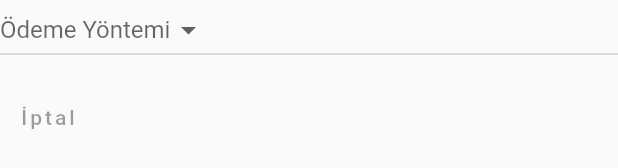
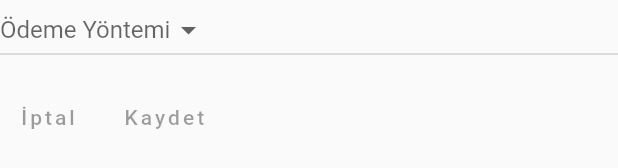
Before and after one commit to gokgorkem/on_muhasebe_ypy, a Flutter app: the YeniOdemeAlislarBody widget shown alone on an empty page, opened directly, on a phone screen of 412 x 824 dp. Shown: the part 300-468 px from the top of the screen. Run offline on Flutter 3.47's test engine with Material 2 defaults, Android fonts, the phone set to English and light mode, and no system bars; our stand-ins replace chopper, dartz, data_connection_checker, equatable, fl_chart, flutter_datetime_picker and 2 more; missing offline and left inert: shared_preferences_web.

Commit message:
Case 34 Update yeni odeme alislar body add kaydet button
Case 34 Updated yeni odeme alislar body add kaydet button

```diff
--- a/lib/features/yeni_odeme_alislar/presentation/widgets/yeni_odeme_alislar_body.dart
+++ b/lib/features/yeni_odeme_alislar/presentation/widgets/yeni_odeme_alislar_body.dart
@@ -188,6 +188,9 @@ class _YeniOdemeAlislarBodyState extends State<YeniOdemeAlislarBody> {
             ),Row(children: [
               TextButton(
                   onPressed: _onPressedIptal(), child: Text("İptal")),
+              SizedBox(width: 10),
+              TextButton(
+                  onPressed: _onPressedKaydet(), child: Text("Kaydet")),
 
             ],)
           ],
@@ -197,4 +200,6 @@ class _YeniOdemeAlislarBodyState extends State<YeniOdemeAlislarBody> {
   }
 
   _onPressedIptal() {}
+
+  _onPressedKaydet() {}
 }
```
